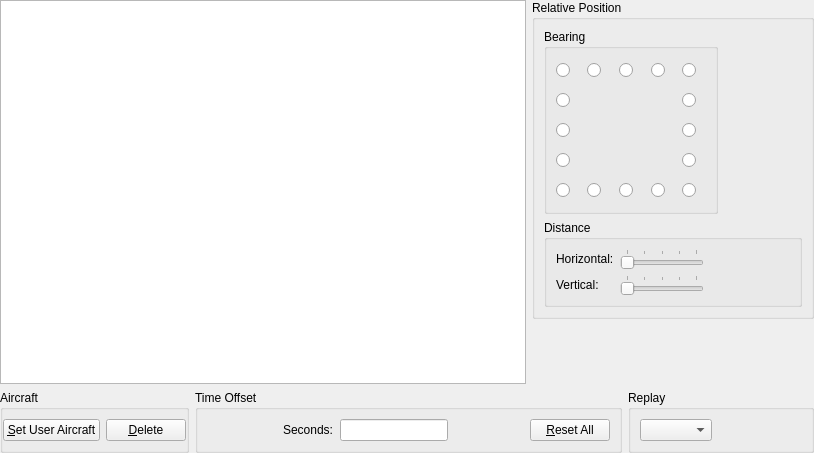
Old version of the form src/Module/src/Formation/FormationWidget.ui in the repository till213/SkyDolly.
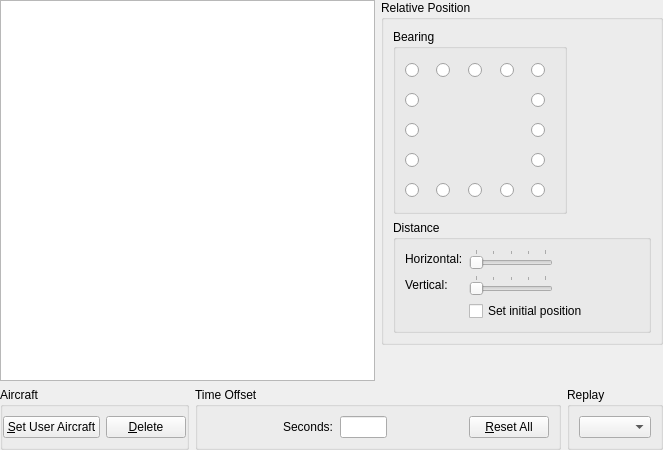
New version of the form. Icons and pictures are not drawn. Custom widgets are drawn as their Qt base class.

Commit message:
Optionally place user aircraft at initial position when recording
- Allow to keep the user aircraft at its current position when recording
- Update tooltips, for clarity

Patch:
```diff
--- a/src/Module/src/Formation/FormationWidget.ui
+++ b/src/Module/src/Formation/FormationWidget.ui
@@ -6,8 +6,8 @@
    <rect>
     <x>0</x>
     <y>0</y>
-    <width>814</width>
-    <height>453</height>
+    <width>663</width>
+    <height>450</height>
    </rect>
   </property>
   <property name="windowTitle">
@@ -822,6 +822,16 @@
                </item>
               </layout>
              </item>
+             <item row="2" column="1">
+              <widget class="QCheckBox" name="initialPositionCheckBox">
+               <property name="toolTip">
+                <string>Initially place the aicraft relative to the current user aircraft before recording.</string>
+               </property>
+               <property name="text">
+                <string>Set initial position</string>
+               </property>
+              </widget>
+             </item>
             </layout>
            </widget>
           </item>
```
The commit also changes 9 other files.
